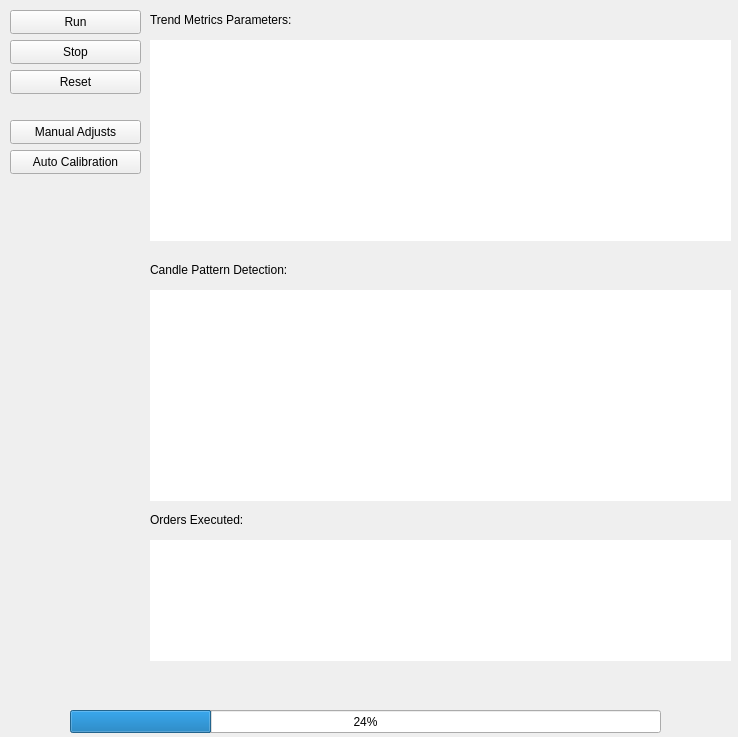
Before: the Qt Designer form market-analyzer/frontend/interface.ui in joaomalho/Taurus, drawn with Qt 5.
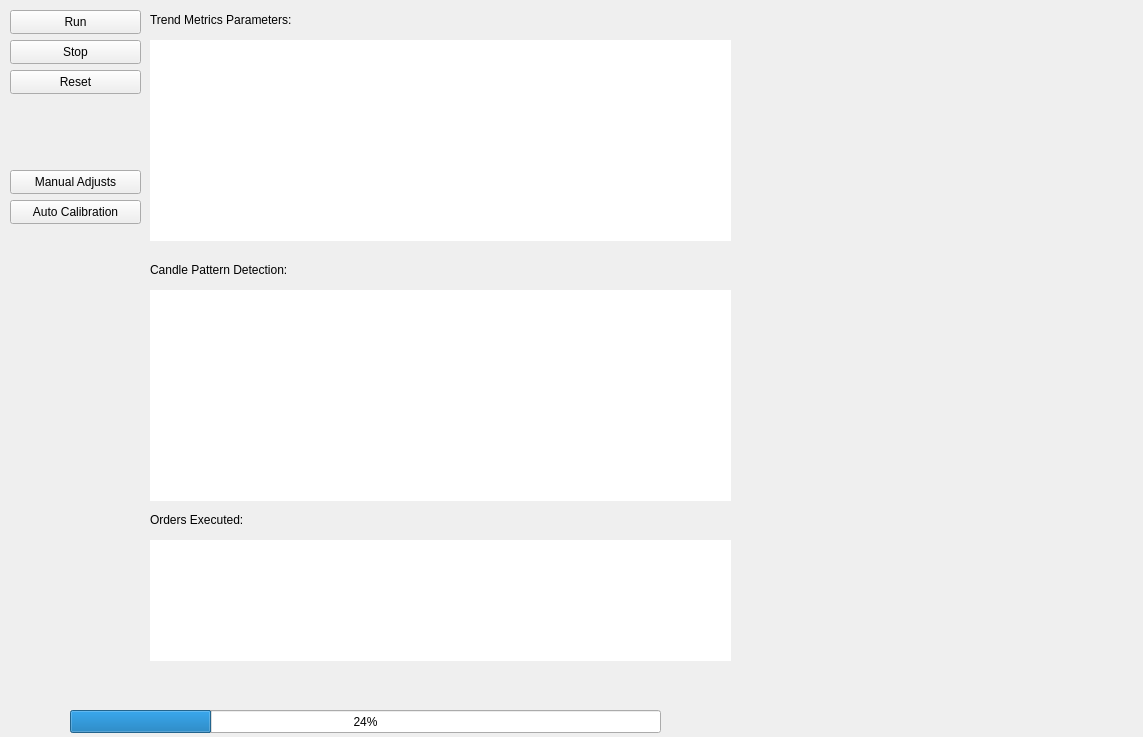
After: the same form once the commit is applied. Icons and pictures are not drawn.

Patch:
```diff
--- a/market-analyzer/frontend/interface.ui
+++ b/market-analyzer/frontend/interface.ui
@@ -6,7 +6,7 @@
    <rect>
     <x>0</x>
     <y>0</y>
-    <width>738</width>
+    <width>1143</width>
     <height>737</height>
    </rect>
   </property>
@@ -91,7 +91,7 @@
     <property name="geometry">
      <rect>
       <x>10</x>
-      <y>120</y>
+      <y>170</y>
       <width>131</width>
       <height>24</height>
      </rect>
@@ -104,7 +104,7 @@
     <property name="geometry">
      <rect>
       <x>10</x>
-      <y>150</y>
+      <y>200</y>
       <width>131</width>
       <height>24</height>
      </rect>
```
Left out of the diff: 9 changed lines with no effect on the pictures.
